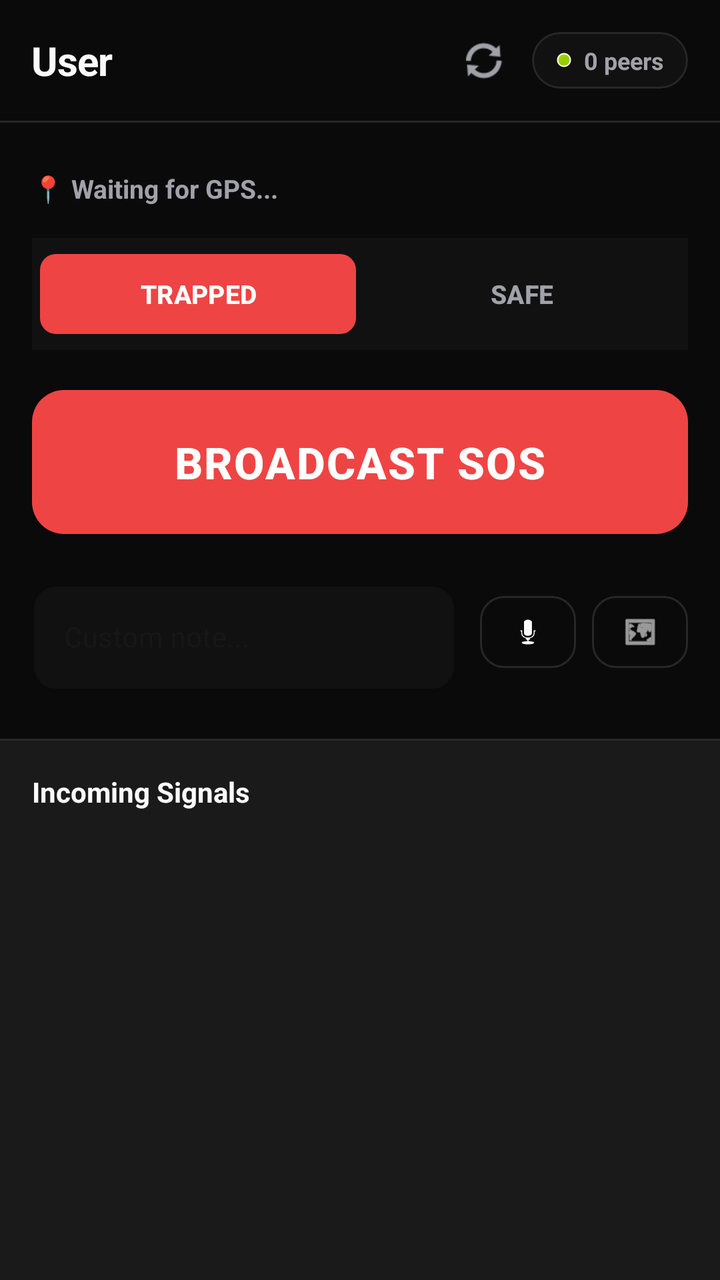
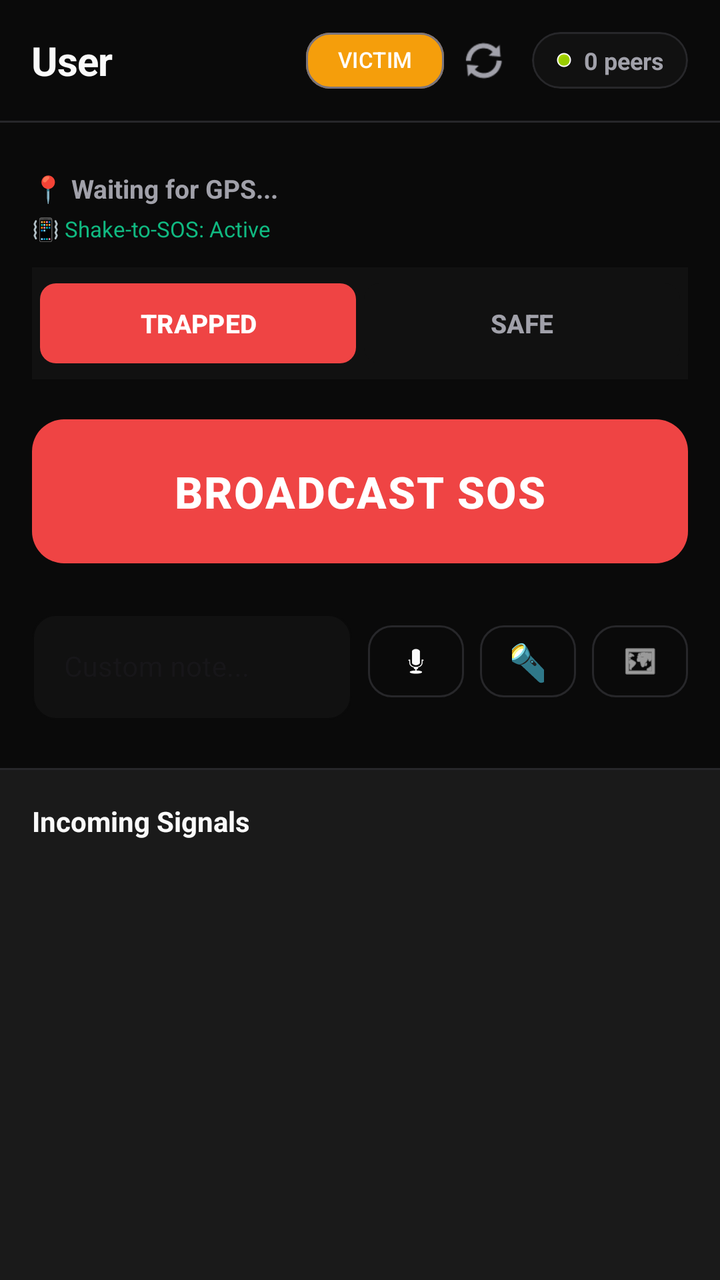

The first picture is an Android layout as it rendered before a commit; the second is the same layout after the commit. The layout source and the unified diff follow.
<!-- AndroidManifest.xml: application theme Theme.Lifeline -->
<!-- res/layout/activity_main.xml -->
<?xml version="1.0" encoding="utf-8"?>
<androidx.constraintlayout.widget.ConstraintLayout
    xmlns:android="http://schemas.android.com/apk/res/android"
    xmlns:app="http://schemas.android.com/apk/res-auto"
    android:layout_width="match_parent"
    android:layout_height="match_parent"
    android:background="@color/dark_background">

    
    <androidx.constraintlayout.widget.ConstraintLayout
        android:id="@+id/topBar"
        android:layout_width="0dp"
        android:layout_height="wrap_content"
        android:padding="16dp"
        android:background="@color/dark_background"
        app:layout_constraintTop_toTopOf="parent"
        app:layout_constraintStart_toStartOf="parent"
        app:layout_constraintEnd_toEndOf="parent">

        <TextView
            android:id="@+id/tvUserName"
            android:layout_width="0dp"
            android:layout_height="wrap_content"
            android:text="User"
            android:textSize="20sp"
            android:textColor="@color/text_primary"
            android:textStyle="bold"
            android:letterSpacing="-0.02"
            app:layout_constraintTop_toTopOf="parent"
            app:layout_constraintBottom_toBottomOf="parent"
            app:layout_constraintStart_toStartOf="parent"
            app:layout_constraintEnd_toStartOf="@id/btnRefreshPeers"
            android:layout_marginEnd="16dp"/>

        <ImageView
            android:id="@+id/btnRefreshPeers"
            android:layout_width="24dp"
            android:layout_height="24dp"
            android:src="@android:drawable/ic_popup_sync"
            app:tint="@color/text_secondary"
            android:background="?attr/selectableItemBackgroundBorderless"
            android:contentDescription="Refresh Peers"
            app:layout_constraintTop_toTopOf="parent"
            app:layout_constraintBottom_toBottomOf="parent"
            app:layout_constraintEnd_toStartOf="@id/connectionContainer"
            android:layout_marginEnd="12dp"/>

        <com.google.android.material.card.MaterialCardView
            android:id="@+id/connectionContainer"
            android:layout_width="wrap_content"
            android:layout_height="wrap_content"
            app:cardBackgroundColor="@color/dark_surface"
            app:cardCornerRadius="16dp"
            app:cardElevation="0dp"
            app:strokeWidth="1dp"
            app:strokeColor="@color/border_color"
            app:layout_constraintTop_toTopOf="parent"
            app:layout_constraintBottom_toBottomOf="parent"
            app:layout_constraintEnd_toEndOf="parent">
            
            <LinearLayout
                android:layout_width="wrap_content"
                android:layout_height="wrap_content"
                android:orientation="horizontal"
                android:gravity="center_vertical"
                android:paddingHorizontal="12dp"
                android:paddingVertical="6dp">
                
                <ImageView
                    android:id="@+id/ivConnectionStatus"
                    android:layout_width="8dp"
                    android:layout_height="8dp"
                    android:src="@android:drawable/presence_online"
                    android:layout_marginEnd="6dp"/>

                <TextView
                    android:id="@+id/tvConnectionCount"
                    android:layout_width="wrap_content"
                    android:layout_height="wrap_content"
                    android:text="0 peers"
                    android:textSize="12sp"
                    android:textStyle="bold"
                    android:textColor="@color/text_secondary"/>
            </LinearLayout>
        </com.google.android.material.card.MaterialCardView>
    </androidx.constraintlayout.widget.ConstraintLayout>

    <View
        android:id="@+id/divider1"
        android:layout_width="0dp"
        android:layout_height="1dp"
        android:background="@color/border_color"
        app:layout_constraintTop_toBottomOf="@id/topBar"
        app:layout_constraintStart_toStartOf="parent"
        app:layout_constraintEnd_toEndOf="parent"/>

    
    <androidx.constraintlayout.widget.ConstraintLayout
        android:id="@+id/actionSection"
        android:layout_width="0dp"
        android:layout_height="wrap_content"
        android:paddingHorizontal="16dp"
        android:paddingVertical="24dp"
        app:layout_constraintTop_toBottomOf="@id/divider1"
        app:layout_constraintStart_toStartOf="parent"
        app:layout_constraintEnd_toEndOf="parent">

        <TextView
            android:id="@+id/tvLocation"
            android:layout_width="0dp"
            android:layout_height="wrap_content"
            android:text="📍 Waiting for GPS..."
            android:textSize="13sp"
            android:textStyle="bold"
            android:textColor="@color/text_secondary"
            app:layout_constraintTop_toTopOf="parent"
            app:layout_constraintStart_toStartOf="parent"
            app:layout_constraintEnd_toEndOf="parent"
            android:layout_marginBottom="16dp"/>

        
        <LinearLayout
            android:id="@+id/statusToggle"
            android:layout_width="0dp"
            android:layout_height="wrap_content"
            android:orientation="horizontal"
            android:background="@color/dark_surface"
            android:padding="4dp"
            app:layout_constraintTop_toBottomOf="@id/tvLocation"
            app:layout_constraintStart_toStartOf="parent"
            app:layout_constraintEnd_toEndOf="parent"
            android:layout_marginTop="16dp">

            <com.google.android.material.button.MaterialButton
                android:id="@+id/btnTrapped"
                android:layout_width="0dp"
                android:layout_height="48dp"
                android:layout_weight="1"
                android:text="TRAPPED"
                android:textSize="13sp"
                android:textStyle="bold"
                android:textColor="@color/white"
                app:backgroundTint="@color/emergency_red"
                app:cornerRadius="8dp"
                android:layout_marginEnd="2dp"
                app:elevation="0dp"/>

            <com.google.android.material.button.MaterialButton
                android:id="@+id/btnSafe"
                android:layout_width="0dp"
                android:layout_height="48dp"
                android:layout_weight="1"
                android:text="SAFE"
                android:textSize="13sp"
                android:textStyle="bold"
                android:textColor="@color/text_secondary"
                app:backgroundTint="@color/dark_surface"
                app:cornerRadius="8dp"
                android:layout_marginStart="2dp"
                app:elevation="0dp"/>
        </LinearLayout>

        
        <com.google.android.material.button.MaterialButton
            android:id="@+id/btnSos"
            android:layout_width="0dp"
            android:layout_height="80dp"
            android:text="BROADCAST SOS"
            android:textSize="22sp"
            android:textStyle="bold"
            android:letterSpacing="0.03"
            android:textColor="@color/white"
            app:backgroundTint="@color/emergency_red"
            app:cornerRadius="16dp"
            app:layout_constraintTop_toBottomOf="@id/statusToggle"
            app:layout_constraintStart_toStartOf="parent"
            app:layout_constraintEnd_toEndOf="parent"
            android:layout_marginTop="16dp"/>

        
        <LinearLayout
            android:id="@+id/inputRow"
            android:layout_width="0dp"
            android:layout_height="wrap_content"
            android:orientation="horizontal"
            android:gravity="center_vertical"
            app:layout_constraintTop_toBottomOf="@id/btnSos"
            app:layout_constraintStart_toStartOf="parent"
            app:layout_constraintEnd_toEndOf="parent"
            android:layout_marginTop="16dp">

            <com.google.android.material.textfield.TextInputLayout
                style="@style/Widget.MaterialComponents.TextInputLayout.OutlinedBox"
                android:layout_width="0dp"
                android:layout_height="wrap_content"
                android:layout_weight="1"
                android:hint="Custom note..."
                app:boxCornerRadiusTopStart="12dp"
                app:boxCornerRadiusTopEnd="12dp"
                app:boxCornerRadiusBottomStart="12dp"
                app:boxCornerRadiusBottomEnd="12dp"
                app:boxStrokeColor="@color/border_color"
                app:hintTextColor="@color/text_secondary"
                app:boxBackgroundColor="@color/dark_surface"
                android:layout_marginEnd="12dp">

                <com.google.android.material.textfield.TextInputEditText
                    android:id="@+id/etMessage"
                    android:layout_width="match_parent"
                    android:layout_height="wrap_content"
                    android:textColor="@color/text_primary"
                    android:textSize="14sp"/>
            </com.google.android.material.textfield.TextInputLayout>

            <com.google.android.material.button.MaterialButton
                android:id="@+id/btnVoice"
                style="@style/Widget.MaterialComponents.Button.OutlinedButton"
                android:layout_width="48dp"
                android:layout_height="48dp"
                app:icon="@android:drawable/ic_btn_speak_now"
                app:iconTint="@color/text_primary"
                app:iconGravity="textStart"
                app:iconPadding="0dp"
                app:strokeColor="@color/border_color"
                app:cornerRadius="12dp"
                android:layout_marginEnd="8dp"/>

            <com.google.android.material.button.MaterialButton
                android:id="@+id/btnMap"
                style="@style/Widget.MaterialComponents.Button.OutlinedButton"
                android:layout_width="48dp"
                android:layout_height="48dp"
                app:icon="@android:drawable/ic_menu_mapmode"
                app:iconTint="@color/text_primary"
                app:iconGravity="textStart"
                app:iconPadding="0dp"
                app:strokeColor="@color/border_color"
                app:cornerRadius="12dp"/>
        </LinearLayout>

        <TextView
            android:id="@+id/tvRecordingStatus"
            android:layout_width="wrap_content"
            android:layout_height="wrap_content"
            android:text="Recording Audio..."
            android:textColor="@color/emergency_red"
            android:textSize="12sp"
            android:textStyle="bold"
            android:visibility="gone"
            app:layout_constraintTop_toBottomOf="@id/inputRow"
            app:layout_constraintStart_toStartOf="parent"
            android:layout_marginTop="8dp"/>

    </androidx.constraintlayout.widget.ConstraintLayout>

    <View
        android:id="@+id/divider2"
        android:layout_width="0dp"
        android:layout_height="1dp"
        android:background="@color/border_color"
        app:layout_constraintTop_toBottomOf="@id/actionSection"
        app:layout_constraintStart_toStartOf="parent"
        app:layout_constraintEnd_toEndOf="parent"/>

    <TextView
        android:id="@+id/tvMessageCount"
        android:layout_width="0dp"
        android:layout_height="wrap_content"
        android:text="Incoming Signals"
        android:textSize="14sp"
        android:textStyle="bold"
        android:textColor="@color/text_primary"
        android:paddingHorizontal="16dp"
        android:paddingVertical="16dp"
        android:background="@color/dark_surface_variant"
        app:layout_constraintTop_toBottomOf="@id/divider2"
        app:layout_constraintStart_toStartOf="parent"
        app:layout_constraintEnd_toEndOf="parent"/>

    
    <androidx.recyclerview.widget.RecyclerView
        android:id="@+id/rvMessages"
        android:layout_width="0dp"
        android:layout_height="0dp"
        android:clipToPadding="false"
        android:padding="8dp"
        android:background="@color/dark_surface_variant"
        app:layout_constraintTop_toBottomOf="@id/tvMessageCount"
        app:layout_constraintBottom_toBottomOf="parent"
        app:layout_constraintStart_toStartOf="parent"
        app:layout_constraintEnd_toEndOf="parent"/>

</androidx.constraintlayout.widget.ConstraintLayout>
<!-- resources referenced by this layout -->
<resources>
  <color name="border_color">#27272A</color>
  <color name="dark_background">#0A0A0A</color>
  <color name="dark_surface">#111111</color>
  <color name="dark_surface_variant">#1A1A1A</color>
  <color name="emergency_red">#EF4444</color>
  <color name="text_primary">#FAFAFA</color>
  <color name="text_secondary">#A1A1AA</color>
  <color name="white">#FFFFFF</color>
  <style name="Theme.Lifeline" parent="Theme.Material3.DayNight.NoActionBar">
          <item name="colorPrimary">@color/emergency_red</item>
          <item name="colorPrimaryDark">@color/emergency_red_dark</item>
          <item name="colorAccent">@color/emergency_red</item>
          <item name="android:windowBackground">@color/dark_background</item>
          <item name="android:statusBarColor">@color/dark_background</item>
          <item name="android:navigationBarColor">@color/dark_background</item>
          <item name="android:textColor">@color/text_primary</item>
      </style>
  <color name="emergency_red_dark">#DC2626</color>
</resources>

<!-- the commit's change to res/layout/activity_main.xml (unified diff, before → after) -->
@@ -29,8 +29,26 @@
             app:layout_constraintTop_toTopOf="parent"
             app:layout_constraintBottom_toBottomOf="parent"
             app:layout_constraintStart_toStartOf="parent"
+            app:layout_constraintEnd_toStartOf="@id/chipRole"
+            android:layout_marginEnd="8dp"/>
+
+        
+        <com.google.android.material.chip.Chip
+            android:id="@+id/chipRole"
+            android:layout_width="wrap_content"
+            android:layout_height="wrap_content"
+            android:text="VICTIM"
+            android:textSize="11sp"
+            android:textStyle="bold"
+            android:textColor="@color/white"
+            app:chipBackgroundColor="@color/warning_amber"
+            app:chipCornerRadius="12dp"
+            app:chipMinHeight="28dp"
+            app:chipMinTouchTargetSize="0dp"
+            app:layout_constraintTop_toTopOf="parent"
+            app:layout_constraintBottom_toBottomOf="parent"
             app:layout_constraintEnd_toStartOf="@id/btnRefreshPeers"
-            android:layout_marginEnd="16dp"/>
+            android:layout_marginEnd="8dp"/>
 
         <ImageView
             android:id="@+id/btnRefreshPeers"
@@ -119,6 +137,18 @@
             android:layout_marginBottom="16dp"/>
 
         
+        <TextView
+            android:id="@+id/tvShakeStatus"
+            android:layout_width="wrap_content"
+            android:layout_height="wrap_content"
+            android:text="📳 Shake-to-SOS: Active"
+            android:textSize="11sp"
+            android:textColor="@color/safe_green"
+            app:layout_constraintTop_toBottomOf="@id/tvLocation"
+            app:layout_constraintStart_toStartOf="parent"
+            android:layout_marginTop="4dp"/>
+
+        
         <LinearLayout
             android:id="@+id/statusToggle"
             android:layout_width="0dp"
@@ -126,10 +156,10 @@
             android:orientation="horizontal"
             android:background="@color/dark_surface"
             android:padding="4dp"
-            app:layout_constraintTop_toBottomOf="@id/tvLocation"
+            app:layout_constraintTop_toBottomOf="@id/tvShakeStatus"
             app:layout_constraintStart_toStartOf="parent"
             app:layout_constraintEnd_toEndOf="parent"
-            android:layout_marginTop="16dp">
+            android:layout_marginTop="12dp">
 
             <com.google.android.material.button.MaterialButton
                 android:id="@+id/btnTrapped"
@@ -202,7 +232,7 @@
                 app:boxStrokeColor="@color/border_color"
                 app:hintTextColor="@color/text_secondary"
                 app:boxBackgroundColor="@color/dark_surface"
-                android:layout_marginEnd="12dp">
+                android:layout_marginEnd="8dp">
 
                 <com.google.android.material.textfield.TextInputEditText
                     android:id="@+id/etMessage"
@@ -219,6 +249,20 @@
                 android:layout_height="48dp"
                 app:icon="@android:drawable/ic_btn_speak_now"
                 app:iconTint="@color/text_primary"
+                app:iconGravity="textStart"
+                app:iconPadding="0dp"
+                app:strokeColor="@color/border_color"
+                app:cornerRadius="12dp"
+                android:layout_marginEnd="8dp"/>
+
+            
+            <com.google.android.material.button.MaterialButton
+                android:id="@+id/btnFlashlight"
+                style="@style/Widget.MaterialComponents.Button.OutlinedButton"
+                android:layout_width="48dp"
+                android:layout_height="48dp"
+                android:text="🔦"
+                android:textSize="18sp"
                 app:iconGravity="textStart"
                 app:iconPadding="0dp"
                 app:strokeColor="@color/border_color"
<!-- resource entries referenced after the edit -->
@@ -5,8 +5,10 @@
   <color name="dark_surface">#111111</color>
   <color name="dark_surface_variant">#1A1A1A</color>
   <color name="emergency_red">#EF4444</color>
+  <color name="safe_green">#10B981</color>
   <color name="text_primary">#FAFAFA</color>
   <color name="text_secondary">#A1A1AA</color>
+  <color name="warning_amber">#F59E0B</color>
   <color name="white">#FFFFFF</color>
   <style name="Theme.Lifeline" parent="Theme.Material3.DayNight.NoActionBar">
           <item name="colorPrimary">@color/emergency_red</item>
